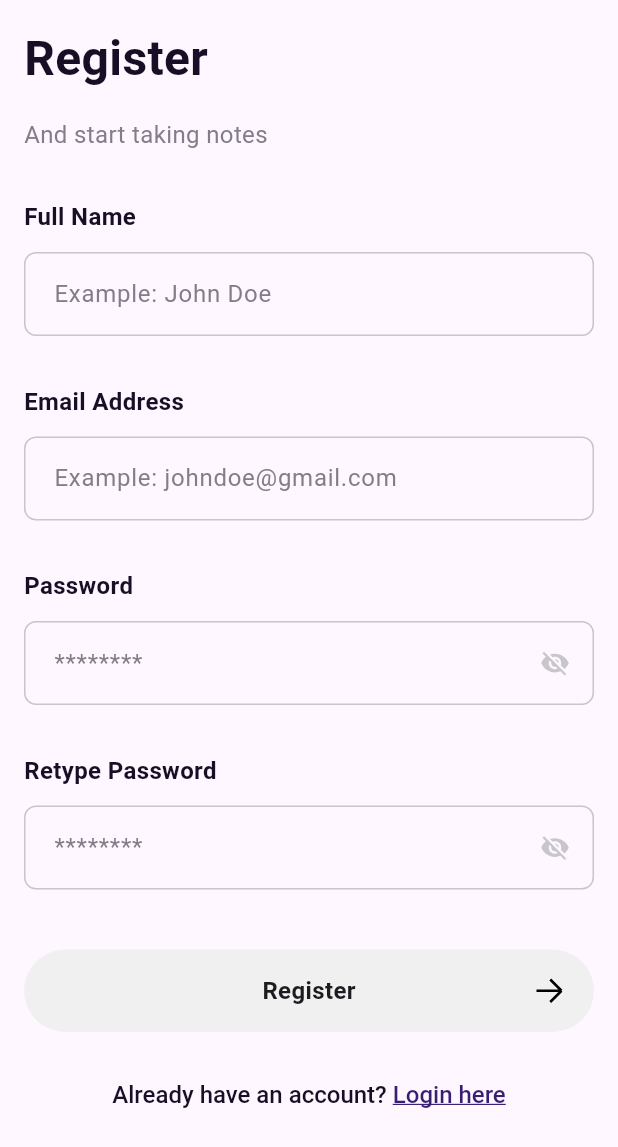
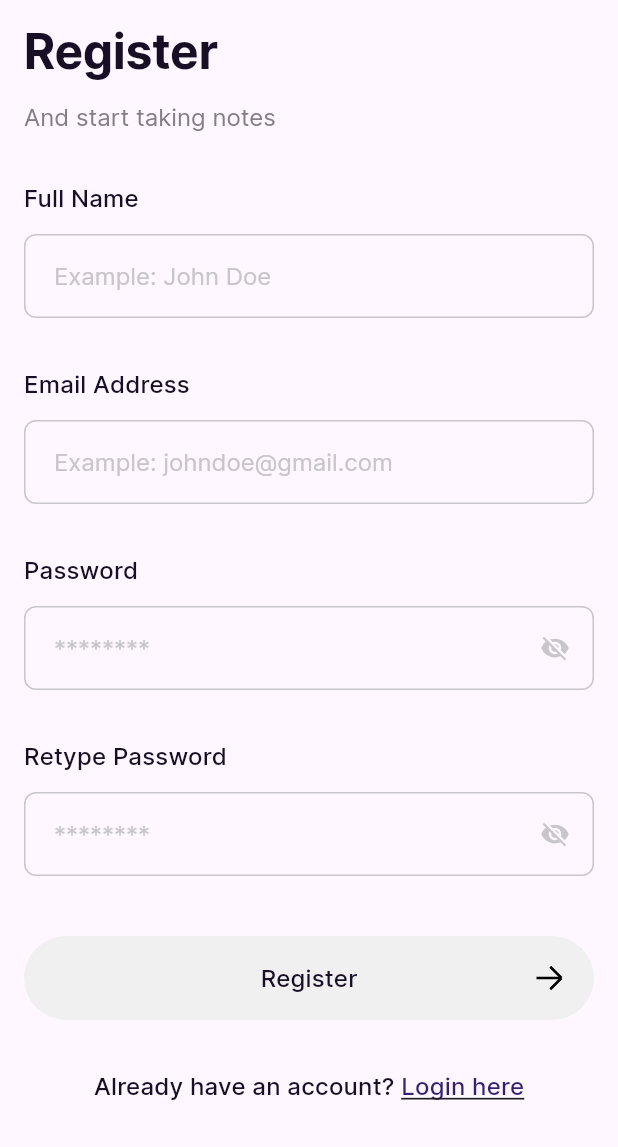
Before and after one commit to Tram2405/practice_flutter, a Flutter app: the RegisterPage screen opened by its route, on a phone screen of 412 x 824 dp. Shown: the top 1147 px of the screen. Run offline on Flutter 3.47's test engine with Material 3 defaults, Android fonts, the light colour scheme and no system bars; our stand-ins replace cloud_firestore, firebase_auth, firebase_core, flutter_svg, get, shared_preferences and 1 more; accounts and stored records are empty; network calls fail.

Commit message:
feat: apply text theme

```diff
--- a/task_manager_flutter/lib/components/buttons/tm_elevatebutton.dart
+++ b/task_manager_flutter/lib/components/buttons/tm_elevatebutton.dart
@@ -1,5 +1,6 @@
 import 'package:flutter/material.dart';
 import 'package:flutter_svg/flutter_svg.dart';
+import 'package:get/get.dart';
 import 'package:task_manager_flutter/resources/tm_color.dart';
 
 class TMElevateButton extends StatelessWidget {
@@ -14,7 +15,6 @@ class TMElevateButton extends StatelessWidget {
     this.alignment,
     this.padding = const EdgeInsets.symmetric(horizontal: 20.0, vertical: 16.0),
     this.borderRadius = const BorderRadius.all(Radius.circular(100.0)),
-    this.fontSize = 16.0,
     this.isDisable = false,
   });
   final Function()? onPressed;
@@ -26,7 +26,6 @@ class TMElevateButton extends StatelessWidget {
   final Alignment? alignment;
   final EdgeInsetsGeometry? padding;
   final BorderRadius? borderRadius;
-  final double? fontSize;
   final bool isDisable;
 
   @override
@@ -55,11 +54,7 @@ class TMElevateButton extends StatelessWidget {
                   if (icon != null) const SizedBox(width: 20.0),
                   Text(
                     text,
-                    style: TextStyle(
-                      color: textColor,
-                      fontSize: fontSize,
-                      fontWeight: FontWeight.w600,
-                    ),
+                    style: context.textTheme.titleMedium?.copyWith(color: textColor),
                   ),
                   if (icon != null) SvgPicture.asset(icon!),
                 ],
--- a/task_manager_flutter/lib/components/text/tm_text_link.dart
+++ b/task_manager_flutter/lib/components/text/tm_text_link.dart
@@ -1,5 +1,6 @@
 import 'package:flutter/gestures.dart';
 import 'package:flutter/material.dart';
+import 'package:get/get.dart';
 import 'package:task_manager_flutter/resources/tm_color.dart';
 
 class TMTextLink extends StatelessWidget {
@@ -19,18 +20,13 @@ class TMTextLink extends StatelessWidget {
       child: RichText(
         text: TextSpan(
             text: text,
-            style: const TextStyle(
-                color: TMColor.onBackground,
-                fontSize: 16.0,
-                fontWeight: FontWeight.w500),
+            style: context.textTheme.titleMedium,
             children: [
               TextSpan(
                 text: linkText,
-                style: const TextStyle(
+                style: context.textTheme.titleMedium?.copyWith(
+                  color: TMColor.onPrimary,
                   decoration: TextDecoration.underline,
-                  fontSize: 16.0,
-                  fontWeight: FontWeight.w500,
-                  color: TMColor.onPrimary,
                 ),
                 recognizer: TapGestureRecognizer()..onTap = onPressed,
               ),
--- a/task_manager_flutter/lib/components/text/tm_title.dart
+++ b/task_manager_flutter/lib/components/text/tm_title.dart
@@ -1,28 +1,20 @@
 import 'package:flutter/material.dart';
-import 'package:task_manager_flutter/resources/tm_color.dart';
+import 'package:get/get.dart';
 
 class TMTitle extends StatelessWidget {
   const TMTitle({
     super.key,
     required this.title,
-    this.fontSize = 32.0,
-    this.fontWeight = FontWeight.w700,
-    this.colorTitle = TMColor.onBackground,
+    this.textStyle,
   });
   final String title;
-  final double? fontSize;
-  final FontWeight? fontWeight;
-  final Color? colorTitle;
+  final TextStyle? textStyle;
 
   @override
   Widget build(BuildContext context) {
     return Text(
       title,
-      style: TextStyle(
-        fontSize: fontSize,
-        fontWeight: fontWeight,
-        color: colorTitle,
-      ),
+      style: textStyle ?? context.textTheme.displayLarge,
     );
   }
 }
--- a/task_manager_flutter/lib/components/text_form_field/tm_text_form_filed.dart
+++ b/task_manager_flutter/lib/components/text_form_field/tm_text_form_filed.dart
@@ -1,4 +1,5 @@
 import 'package:flutter/material.dart';
+import 'package:get/get.dart';
 import 'package:task_manager_flutter/resources/tm_color.dart';
 
 class TMTextFormField extends StatelessWidget {
@@ -11,11 +12,7 @@ class TMTextFormField extends StatelessWidget {
     this.textInputAction,
     this.obscureText = false,
     this.readOnly = false,
-    this.hintStyle = const TextStyle(
-      color: TMColor.onSecondaryBackground,
-      fontSize: 16.0,
-      fontWeight: FontWeight.w400,
-    ),
+    this.hintStyle,
     required this.lableText,
     this.icon,
     this.onTap,
@@ -40,11 +37,7 @@ class TMTextFormField extends StatelessWidget {
       children: [
         Text(
           lableText,
-          style: const TextStyle(
-            color: TMColor.onBackground,
-            fontSize: 16.0,
-            fontWeight: FontWeight.w600,
-          ),
+          style:context.textTheme.titleMedium,
         ),
         const SizedBox(height: 12.0),
         TextFormField(
@@ -56,7 +49,7 @@ class TMTextFormField extends StatelessWidget {
           style: TextStyle(
               color: readOnly
                   ? TMColor.textField
-                  : null), //auto check validator mỗi khi người dùng gõ phím
+                  : null),
           decoration: InputDecoration(
             contentPadding: const EdgeInsets.all(16.0),
             border: OutlineInputBorder(
@@ -78,7 +71,7 @@ class TMTextFormField extends StatelessWidget {
               borderRadius: BorderRadius.circular(8.0),
             ),
             hintText: hintText,
-            hintStyle: hintStyle,
+            hintStyle: hintStyle ?? context.textTheme.titleLarge,
             suffixIcon: icon != null
                 ? GestureDetector(
                     onTap: onTap,
--- /dev/null
+++ b/task_manager_flutter/lib/gen/fonts.gen.dart
@@ -0,0 +1,24 @@
+/// GENERATED CODE - DO NOT MODIFY BY HAND
+/// *****************************************************
+///  FlutterGen
+/// *****************************************************
+
+// coverage:ignore-file
+// ignore_for_file: type=lint
+// ignore_for_file: directives_ordering,unnecessary_import,implicit_dynamic_list_literal,deprecated_member_use
+
+class FontFamily {
+  FontFamily._();
+
+  /// Font family: Inter-Bold
+  static const String interBold = 'Inter-Bold';
+
+  /// Font family: Inter-Medium
+  static const String interMedium = 'Inter-Medium';
+
+  /// Font family: Inter-Regular
+  static const String interRegular = 'Inter-Regular';
+
+  /// Font family: Inter-SemiBold
+  static const String interSemiBold = 'Inter-SemiBold';
+}
--- a/task_manager_flutter/lib/main.dart
+++ b/task_manager_flutter/lib/main.dart
@@ -5,6 +5,7 @@ import 'package:get/get_navigation/get_navigation.dart';
 import 'package:task_manager_flutter/bindings/auth/register_bind.dart';
 import 'package:task_manager_flutter/routes/app_page.dart';
 import 'package:task_manager_flutter/services/local/shared_prefs.dart';
+import 'package:task_manager_flutter/theme/tm_text_theme.dart';
 
 void main() async {
   WidgetsFlutterBinding.ensureInitialized();
@@ -33,6 +34,9 @@ class MyApp extends StatelessWidget {
       initialBinding: RegisterBinding(),
       initialRoute: Routes.INITIAL,
       debugShowCheckedModeBanner: false,
+      theme: ThemeData(
+        textTheme: TMTextTheme.appTextTheme,
+      ),
     );
   }
 }
--- /dev/null
+++ b/task_manager_flutter/lib/resources/tm_text_style.dart
@@ -0,0 +1,65 @@
+import 'package:flutter/material.dart';
+import 'package:task_manager_flutter/gen/fonts.gen.dart';
+import 'package:task_manager_flutter/resources/tm_color.dart';
+
+class TMTextStyle {
+  static TextStyle primaryTextStyle({
+    required double fontSize,
+    required String fontFamily,
+     Color? textColor,
+  }) {
+    return TextStyle(
+      fontSize: fontSize,
+      fontFamily: fontFamily,
+      color: textColor,
+    );
+  }
+
+  static TextStyle header1TextStyle = primaryTextStyle(
+    fontSize: 32.0,
+    fontFamily: FontFamily.interBold,
+    textColor: TMColor.onBackground
+  );
+  static TextStyle header2TextStyle = primaryTextStyle(
+    fontSize: 24.0,
+    fontFamily: FontFamily.interBold,
+  );
+  static TextStyle header3TextStyle = primaryTextStyle(
+    fontSize: 20.0,
+    fontFamily: FontFamily.interBold,
+    textColor: TMColor.onBackground
+  );
+  static TextStyle textAppbar = primaryTextStyle(
+    fontSize: 18.0,
+    fontFamily: FontFamily.interSemiBold,
+    textColor: TMColor.onBackground
+  );
+  static TextStyle titleLarge = primaryTextStyle(
+    fontSize: 16.0,
+    fontFamily: FontFamily.interRegular,
+    textColor: TMColor.textField,
+  );
+  static TextStyle titleMedium = primaryTextStyle(
+    fontSize: 16.0,
+    fontFamily: FontFamily.interMedium,
+    textColor: TMColor.onBackground
+  );
+  static TextStyle textLarge = primaryTextStyle(
+    fontSize: 16.0,
+    fontFamily: FontFamily.interBold,
+  );
+  static TextStyle textMedium = primaryTextStyle(
+    fontSize: 14.0,
+    fontFamily: FontFamily.interRegular,
+    textColor: TMColor.onTask
+  );
+  static TextStyle textSmall = primaryTextStyle(
+    fontSize: 13.0,
+    fontFamily: FontFamily.interRegular,
+    textColor: TMColor.onTask
+  );
+  static TextStyle lableLarge = primaryTextStyle(
+    fontSize: 14.0,
+    fontFamily: FontFamily.interBold,
+  );
+}
--- a/task_manager_flutter/lib/services/local/shared_prefs.dart
+++ b/task_manager_flutter/lib/services/local/shared_prefs.dart
@@ -24,8 +24,8 @@ class SharedPrefs {
   static bool get isLogin =>
       _prefs.getString(accessTokenKey)?.isNotEmpty ?? false;
 
+
   //check onboarding
-
   static bool get isAccessed {
     return _prefs.getBool(checkAccessKey) ?? false;
   }
--- /dev/null
+++ b/task_manager_flutter/lib/theme/tm_text_theme.dart
@@ -0,0 +1,17 @@
+import 'package:flutter/material.dart';
+import 'package:task_manager_flutter/resources/tm_text_style.dart';
+
+class TMTextTheme {
+  static TextTheme appTextTheme = TextTheme(
+    displayLarge: TMTextStyle.header1TextStyle,
+    displayMedium: TMTextStyle.header2TextStyle,
+    displaySmall: TMTextStyle.header3TextStyle,
+    labelLarge: TMTextStyle.lableLarge,
+    labelSmall: TMTextStyle.textAppbar,
+    titleLarge: TMTextStyle.titleLarge,
+    titleMedium: TMTextStyle.titleMedium,
+    bodyLarge: TMTextStyle.textLarge,
+    bodyMedium: TMTextStyle.textMedium,
+    bodySmall: TMTextStyle.textSmall,
+  );
+}
--- a/task_manager_flutter/lib/ui/auth/forgot_password_page.dart
+++ b/task_manager_flutter/lib/ui/auth/forgot_password_page.dart
@@ -22,12 +22,10 @@ class ForgotPasswordPage extends GetView<ForgotPasswordController> {
             children: [
               const TMTitle(title: 'Forgot Password'),
               const SizedBox(height: 16.0),
-              const TMTitle(
+              TMTitle(
                 title:
                     'Insert your email address to receive a code for creating a new password',
-                fontSize: 16.0,
-                fontWeight: FontWeight.w400,
-                colorTitle: TMColor.onSecondaryBackground,
+                textStyle: context.textTheme.titleLarge?.copyWith(color: TMColor.onSecondaryBackground),
               ),
               const SizedBox(height: 32.0),
               TMTextFormField(
--- a/task_manager_flutter/lib/ui/auth/login_page.dart
+++ b/task_manager_flutter/lib/ui/auth/login_page.dart
@@ -27,11 +27,10 @@ class LoginPage extends GetView<LoginController> {
             children: [
               const TMTitle(title: 'Let’s Login'),
               const SizedBox(height: 16.0),
-              const TMTitle(
+              TMTitle(
                 title: 'And notes your idea',
-                fontSize: 16.0,
-                fontWeight: FontWeight.w400,
-                colorTitle: TMColor.onSecondaryBackground,
+                textStyle: context.textTheme.titleLarge
+                    ?.copyWith(color: TMColor.onSecondaryBackground),
               ),
               sizedBox32,
               TMTextFormField(
@@ -65,11 +64,9 @@ class LoginPage extends GetView<LoginController> {
                 onTap: () {
                   Get.toNamed(Routes.FORGOT_PASSWORD);
                 },
-                child: const Text(
+                child: Text(
                   'Forgot Password',
-                  style: TextStyle(
-                    fontSize: 16.0,
-                    fontWeight: FontWeight.w500,
+                  style: context.textTheme.titleMedium?.copyWith(
                     decoration: TextDecoration.underline,
                     decorationColor: TMColor.onError,
                     color: TMColor.onError,
--- a/task_manager_flutter/lib/ui/auth/register_page.dart
+++ b/task_manager_flutter/lib/ui/auth/register_page.dart
@@ -26,11 +26,9 @@ class RegisterPage extends GetView<RegisterController> {
             children: [
               const TMTitle(title: 'Register'),
               const SizedBox(height: 16.0),
-              const TMTitle(
+              TMTitle(
                 title: 'And start taking notes',
-                fontSize: 16.0,
-                fontWeight: FontWeight.w400,
-                colorTitle: TMColor.onSecondaryBackground,
+                textStyle: context.textTheme.titleLarge?.copyWith(color: TMColor.onSecondaryBackground),
               ),
               const SizedBox(height: 32.0),
               TMTextFormField(
@@ -102,7 +100,7 @@ class RegisterPage extends GetView<RegisterController> {
                   borderRadius: BorderRadius.circular(100.0),
                   isDisable: controller.isLoading.value,
                   onPressed: () {
-                   controller.register(context);
+                    controller.register(context);
                   },
                 ),
               ),
--- a/task_manager_flutter/lib/ui/onboarding/onboarding_page.dart
+++ b/task_manager_flutter/lib/ui/onboarding/onboarding_page.dart
@@ -4,6 +4,7 @@ import 'package:task_manager_flutter/components/buttons/tm_elevatebutton.dart';
 import 'package:task_manager_flutter/components/scaffold/tm_scaffold.dart';
 import 'package:task_manager_flutter/controller/onboarding/onboarding_controller.dart';
 import 'package:task_manager_flutter/data/model/onboarding_model.dart';
+import 'package:task_manager_flutter/gen/fonts.gen.dart';
 import 'package:task_manager_flutter/resources/tm_color.dart';
 
 class OnBoardingPage extends GetView<OnBoardingController> {
@@ -42,11 +43,10 @@ class OnBoardingPage extends GetView<OnBoardingController> {
                     height: 60.0,
                     child: Text(
                       onboardings[controller.currentIndex.value].text ?? '',
-                      style: const TextStyle(
-                          color: TMColor.onSecondary,
-                          fontSize: 18.0,
-                          fontWeight: FontWeight.w500),
-                      textAlign: TextAlign.center,
+                      style: context.textTheme.labelSmall?.copyWith(
+                        color: TMColor.onSecondary,
+                        fontFamily: FontFamily.interBold,
+                      ),
                     ),
                   ),
                 ),
--- a/task_manager_flutter/lib/ui/splash/splash_page.dart
+++ b/task_manager_flutter/lib/ui/splash/splash_page.dart
@@ -28,10 +28,11 @@ class SplashPage extends GetView<SplashController> {
             Shimmer.fromColors(
               baseColor: TMColor.onPrimary,
               highlightColor: TMColor.primary,
-              child: const Text(
+              child:  Text(
                 'Task Manager',
                 textAlign: TextAlign.center,
-                style: TextStyle(fontSize: 32.0, fontWeight: FontWeight.bold),
+                style: context.textTheme.headlineLarge?.copyWith(fontWeight: FontWeight.w600),
+                // TextStyle(fontSize: 32.0, fontWeight: FontWeight.bold),
               ),
             ),
           ],
```
Also changed, not shown: task_manager_flutter/pubspec.yaml (+13 -6 lines), task_manager_flutter/assets/fonts/Inter-Bold.ttf (added), task_manager_flutter/assets/fonts/Inter-Medium.ttf (added), task_manager_flutter/assets/fonts/Inter-Regular.ttf (added), task_manager_flutter/assets/fonts/Inter-SemiBold.ttf (added). Lines whose indentation alone changed are shown as unchanged.
